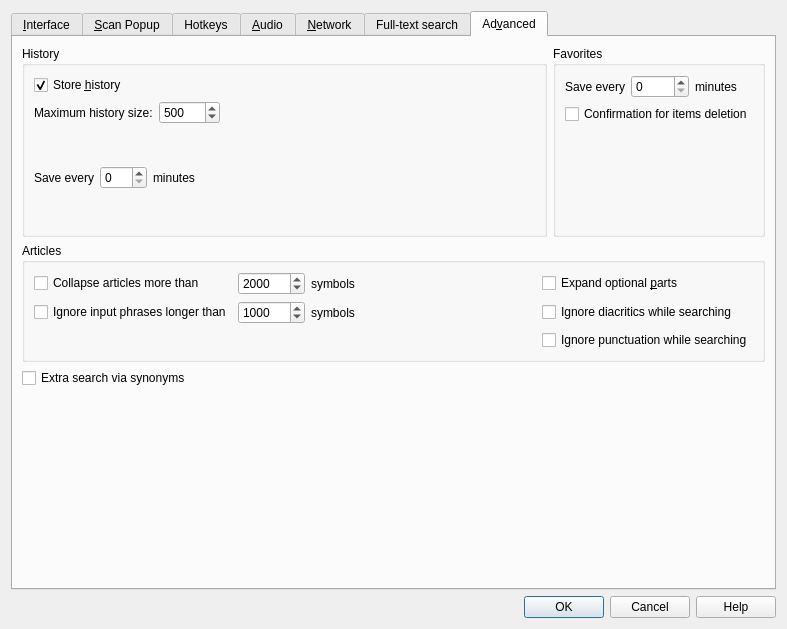
Before: the Qt Designer form preferences.ui in xiaoyifang/goldendict-ng, drawn with Qt 5.
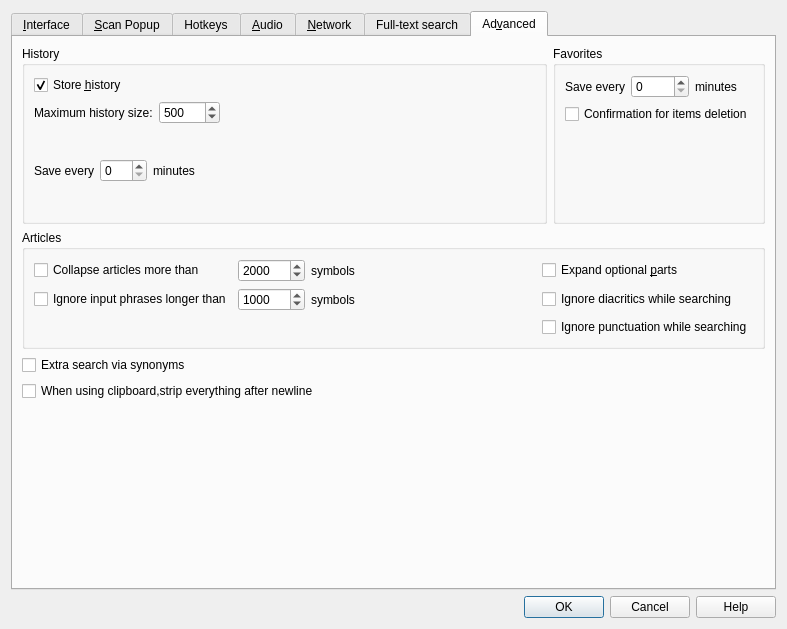
After: the same form once the commit is applied. The open tabs and pages were chosen to show the change. Icons and pictures are not drawn. Custom widgets are drawn as their Qt base class.

Commit message:
feature: enhance clipboard data processing
when copied text from some applications such as Kindle PC, the copied text will have extra informations added by
the application . This option used to strip the added text away

The edit to the form file:
```diff
--- a/preferences.ui
+++ b/preferences.ui
@@ -1743,6 +1743,13 @@
          </property>
         </widget>
        </item>
+       <item>
+        <widget class="QCheckBox" name="stripClipboard">
+         <property name="text">
+          <string>When using clipboard,strip everything after newline</string>
+         </property>
+        </widget>
+       </item>
        <item>
         <spacer name="verticalSpacer_17">
          <property name="orientation">
```
The commit also changes 3 other files.
